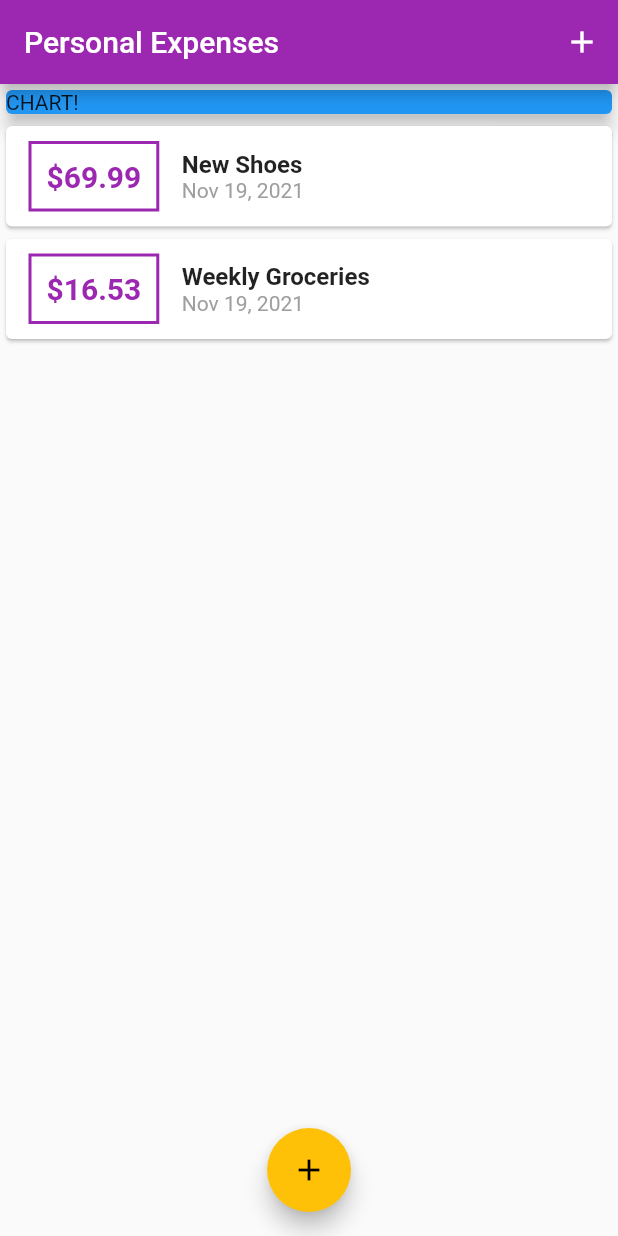
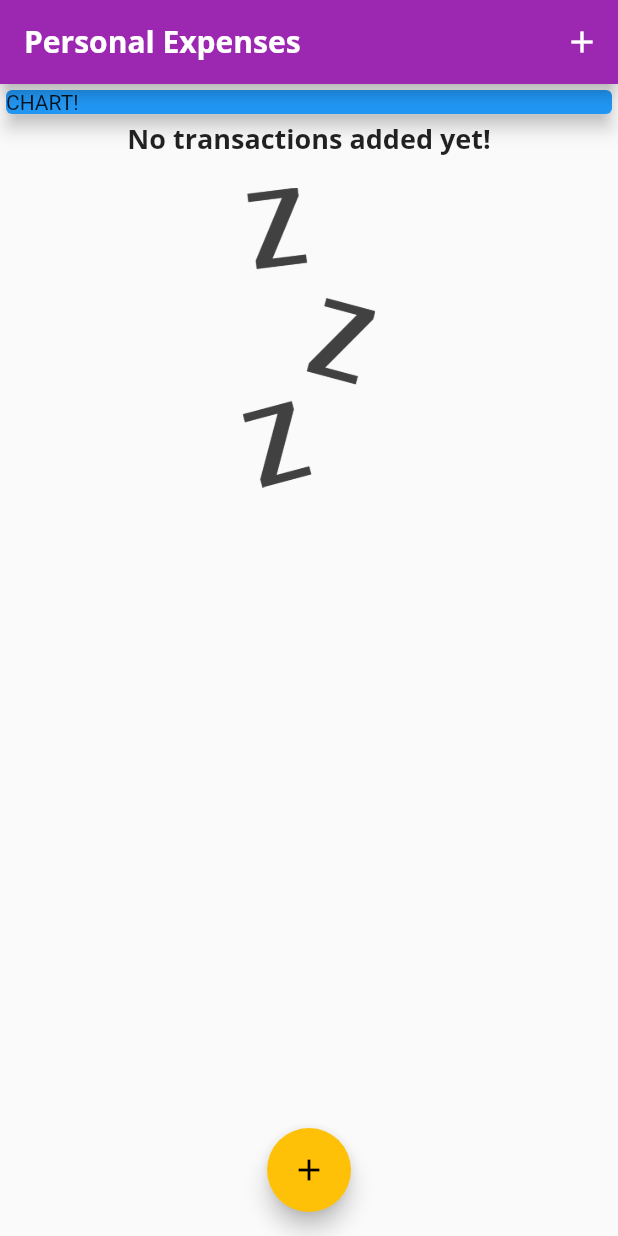
Before and after one commit to mostafaadawy/flutter_complete_guide_lesson4, a Flutter app: the screen it shows after launch, on a phone screen of 412 x 824 dp. Run offline on Flutter 3.47's test engine with Material 2 defaults, Android fonts, the phone set to English and light mode, and no system bars.

Commit message:
looping theme looping through list

```diff
--- a/lib/main.dart
+++ b/lib/main.dart
@@ -12,9 +12,25 @@
     return MaterialApp(
       title: 'Personal Expenses',
       theme: ThemeData(
-        primarySwatch: Colors.purple,
-        accentColor: Colors.amber,
-      ),
+          primarySwatch: Colors.purple,
+          accentColor: Colors.amber,
+          fontFamily: 'Quicksand',
+          textTheme: ThemeData.light().textTheme.copyWith(
+                title: TextStyle(
+                  fontFamily: 'OpenSans',
+                  fontWeight: FontWeight.bold,
+                  fontSize: 18,
+                ),
+              ),
+          appBarTheme: AppBarTheme(
+            textTheme: ThemeData.light().textTheme.copyWith(
+                  title: TextStyle(
+                    fontFamily: 'OpenSans',
+                    fontSize: 20,
+                    fontWeight: FontWeight.bold,
+                  ),
+                ),
+          )),
       home: MyHomePage(),
     );
   }
@@ -29,18 +45,18 @@
 
 class _MyHomePageState extends State<MyHomePage> {
   final List<Transaction> _userTransactions = [
-    Transaction(
-      id: 't1',
-      title: 'New Shoes',
-      amount: 69.99,
-      date: DateTime.now(),
-    ),
-    Transaction(
-      id: 't2',
-      title: 'Weekly Groceries',
-      amount: 16.53,
-      date: DateTime.now(),
-    ),
+    // Transaction(
+    //   id: 't1',
+    //   title: 'New Shoes',
+    //   amount: 69.99,
+    //   date: DateTime.now(),
+    // ),
+    // Transaction(
+    //   id: 't2',
+    //   title: 'Weekly Groceries',
+    //   amount: 16.53,
+    //   date: DateTime.now(),
+    // ),
   ];
 
   void _addNewTransaction(String txTitle, double txAmount) {
@@ -73,7 +89,9 @@
   Widget build(BuildContext context) {
     return Scaffold(
       appBar: AppBar(
-        title: Text('Personal Expenses'),
+        title: Text(
+          'Personal Expenses',
+        ),
         actions: <Widget>[
           IconButton(
             icon: Icon(Icons.add),
--- a/lib/widgets/transaction_list.dart
+++ b/lib/widgets/transaction_list.dart
@@ -12,7 +12,25 @@
   Widget build(BuildContext context) {
     return Container(
       height: 300,
-      child: ListView.builder(
+      child: transactions.isEmpty
+          ? Column(
+              children: <Widget>[
+                Text(
+                  'No transactions added yet!',
+                  style: Theme.of(context).textTheme.title,
+                ),
+                SizedBox(
+                  height: 20,
+                ),
+                Container(
+                    height: 200,
+                    child: Image.asset(
+                      'assets/images/waiting.png',
+                      fit: BoxFit.cover,
+                    )),
+              ],
+            )
+          : ListView.builder(
               itemBuilder: (ctx, index) {
                 return Card(
                   child: Row(
@@ -43,10 +61,7 @@
                         children: <Widget>[
                           Text(
                             transactions[index].title,
-                      style: TextStyle(
-                        fontSize: 16,
-                        fontWeight: FontWeight.bold,
-                      ),
+                            style: Theme.of(context).textTheme.title,
                           ),
                           Text(
                             DateFormat.yMMMd().format(transactions[index].date),
```
Also changed, not shown: pubspec.yaml (+20 -18 lines), assets/fonts/OpenSans-Bold.ttf (added), assets/fonts/OpenSans-Regular.ttf (added), assets/fonts/Quicksand-Bold.ttf (added), assets/fonts/Quicksand-Light.ttf (added), assets/fonts/Quicksand-Medium.ttf (added), assets/fonts/Quicksand-Regular.ttf (added), assets/images/waiting.png (added), chart-sketch.png (added), pubspec.lock. Lines whose indentation alone changed are shown as unchanged.
